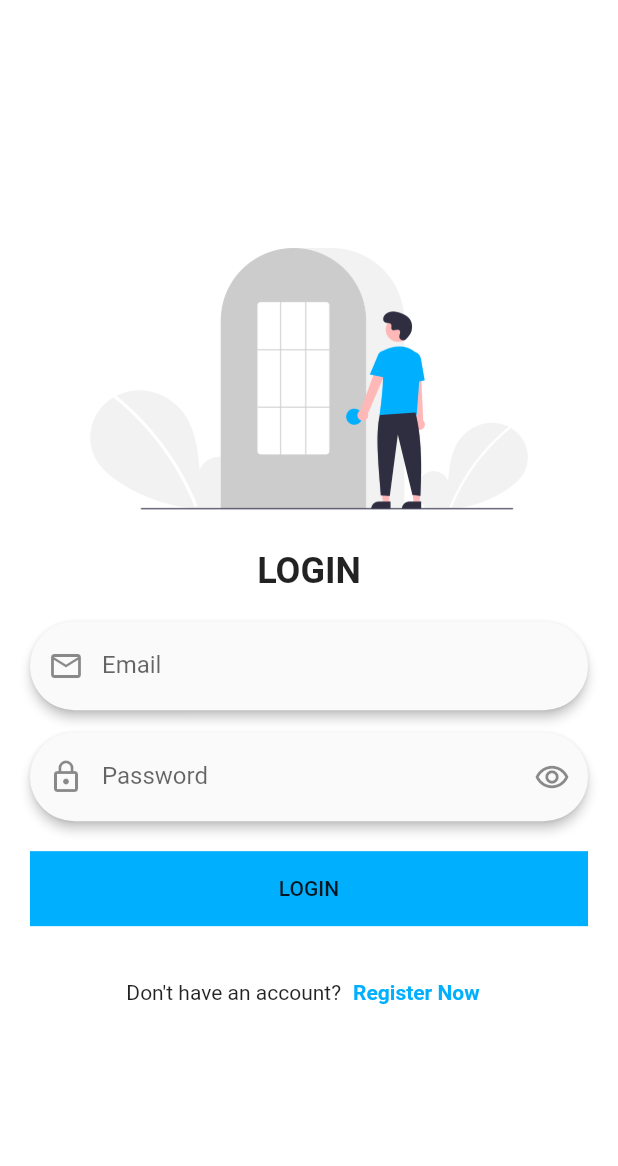
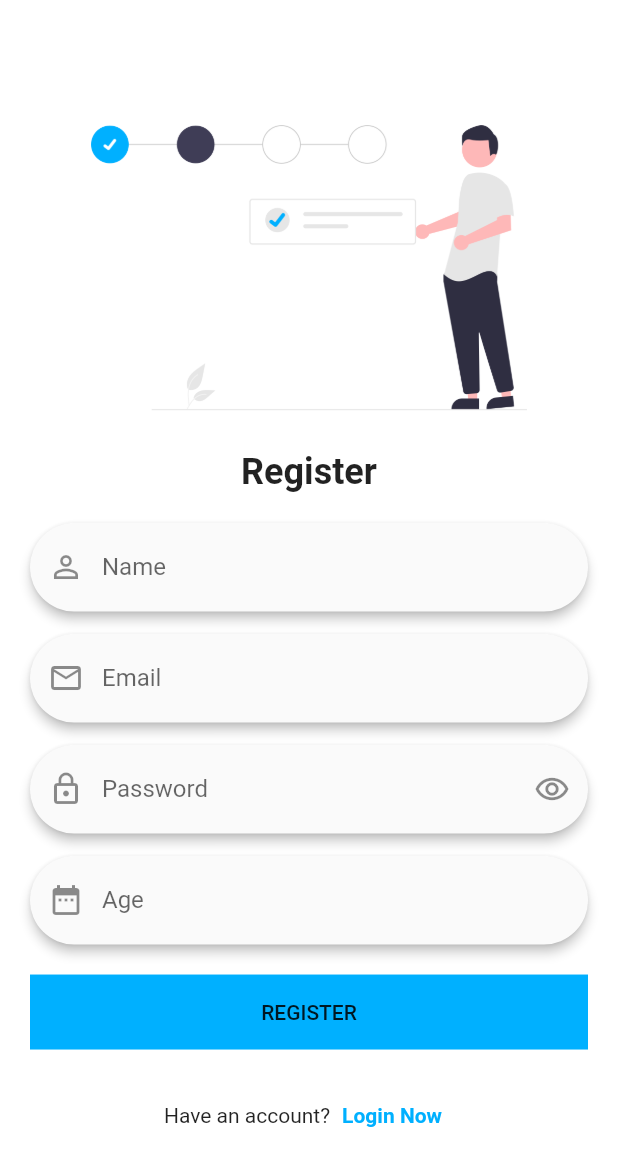
Before and after one commit to AbdelrahmanAshraf98/gp_flutter_app, a Flutter app: the screen it shows after launch, on a phone screen of 412 x 824 dp. Shown: the top 1166 px of the screen. Run offline on Flutter 3.47's test engine with Material 2 defaults, Android fonts, the light colour scheme and no system bars.

Commit message:
Register Screen

```diff
--- a/lib/main.dart
+++ b/lib/main.dart
@@ -1,6 +1,7 @@
 import 'package:flutter/material.dart';
 import 'package:flutter/services.dart';
 import 'package:gp_flutter_app/modules/login/login_screen.dart';
+import 'package:gp_flutter_app/modules/register/register_screen.dart';
 
 void main() => runApp(MyApp());
 
@@ -22,7 +23,7 @@ class MyApp extends StatelessWidget {
         )
       ),
       debugShowCheckedModeBanner: false,
-      home: LoginScreen(),
+      home: RegisterScreen(),
     );
   }
 }
--- /dev/null
+++ b/lib/modules/register/register_screen.dart
@@ -0,0 +1,106 @@
+import 'package:flutter/material.dart';
+import 'package:flutter/services.dart';
+import 'package:gp_flutter_app/shared/components/components.dart';
+import 'package:gp_flutter_app/shared/components/constants.dart';
+
+class RegisterScreen extends StatelessWidget {
+  var emailController = TextEditingController();
+  var passwordController = TextEditingController();
+  var nameController = TextEditingController();
+  var ageController = TextEditingController();
+  @override
+  Widget build(BuildContext context) {
+    return Scaffold(
+      backgroundColor: Colors.white,
+      body: Padding(
+        padding: const EdgeInsets.all(20.0),
+        child: Center(
+          child: SingleChildScrollView(
+            physics: BouncingScrollPhysics(),
+            child: Column(
+              children: [
+                Image(
+                  image: AssetImage('assets/images/form.png'),
+                ),
+                Text(
+                  'Register',
+                  style: TextStyle(fontSize: 24.0, fontWeight: FontWeight.bold),
+                ),
+                SizedBox(
+                  height: 20.0,
+                ),
+
+                defaultTextField(
+                  prefix: Icons.person_outline,
+                  type: TextInputType.text,
+                  label: 'Name',
+                  controller: nameController,
+                ),
+                SizedBox(
+                  height: 15.0,
+                ),
+                defaultTextField(
+                  prefix: Icons.mail_outline,
+                  type: TextInputType.emailAddress,
+                  label: 'Email',
+                  controller: emailController,
+                ),
+                SizedBox(
+                  height: 15.0,
+                ),
+                defaultTextField(
+                  prefix: Icons.lock_outline,
+                  type: TextInputType.text,
+                  label: 'Password',
+                  controller: passwordController,
+                  suffix: Icons.remove_red_eye_outlined,
+                  suffixPressed: () {},
+                  isPassword: true,
+                ),
+                SizedBox(
+                  height: 15.0,
+                ),
+                defaultTextField(
+                  prefix: Icons.date_range,
+                  type: TextInputType.number,
+                  label: 'Age',
+                  controller: ageController,
+                ),
+                SizedBox(
+                  height: 20.0,
+                ),
+                defaultButton(
+                  text: 'Register',
+                  color: kPrimary,
+                  function: () {},
+                  radius: 0,
+                ),
+                SizedBox(
+                  height: 20.0,
+                ),
+                Row(
+                  mainAxisAlignment: MainAxisAlignment.center,
+                  children: [
+                    Text(
+                      'Have an account?',
+                      style: TextStyle(),
+                    ),
+                    TextButton(
+                        onPressed: () {},
+                        child: Text(
+                          'Login Now',
+                          style: TextStyle(
+                            fontWeight: FontWeight.bold,
+                            color: kPrimary,
+                          ),
+                        ))
+                  ],
+                ),
+              ],
+            ),
+          ),
+        ),
+      ),
+    );
+  }
+}
```
Also changed, not shown: assets/images/form.png (added).
